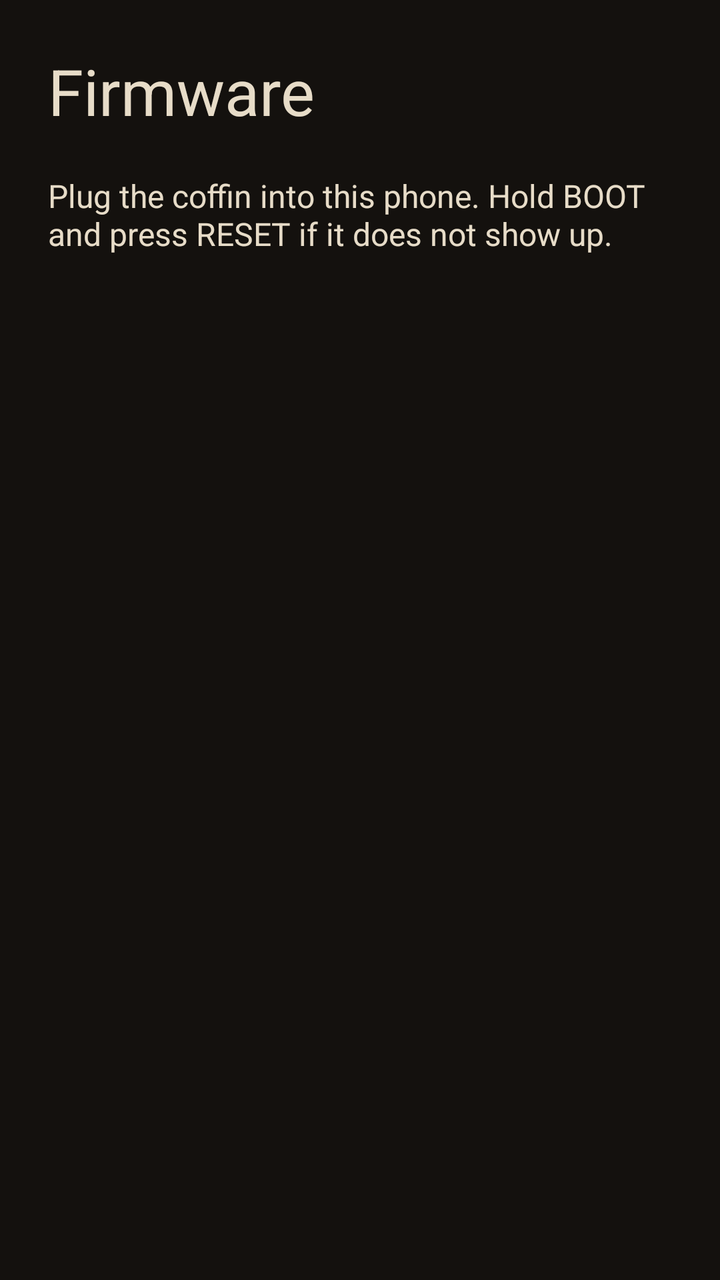
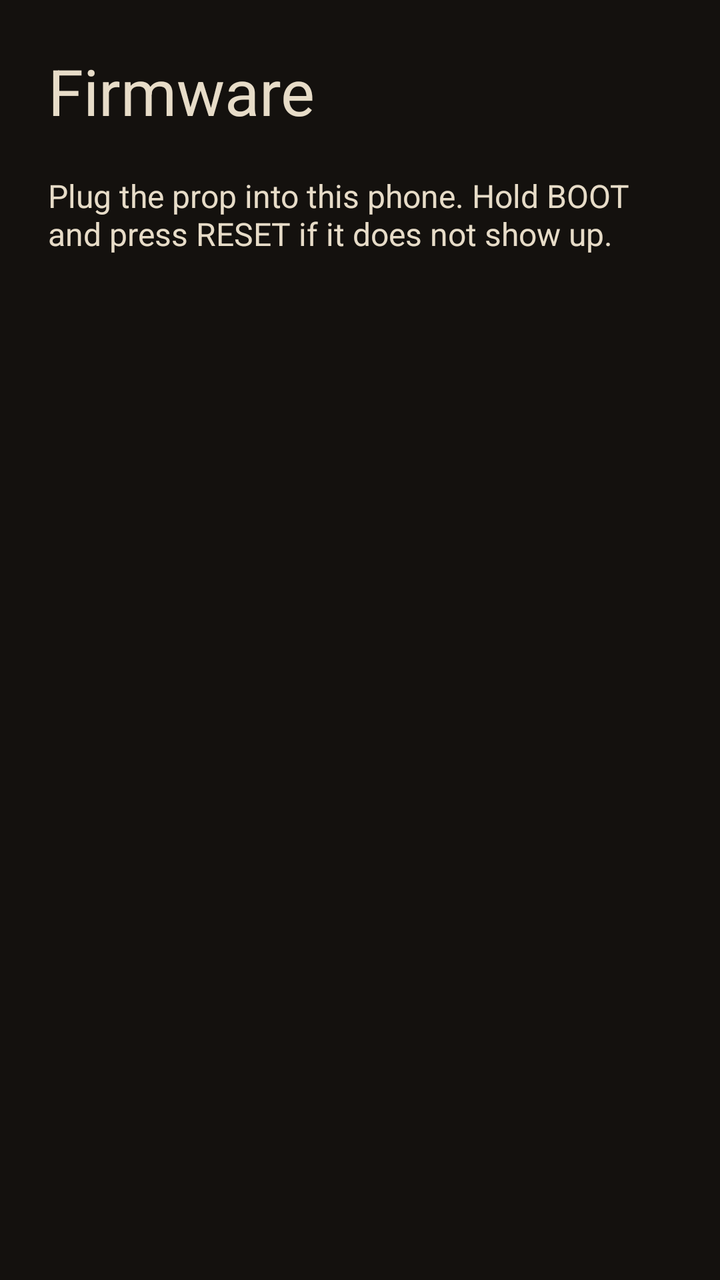

Screens rendered from an Android XML layout before and after an edit, with the pre-edit source and the edit as a unified diff.
<!-- AndroidManifest.xml: application theme Theme.Coffin -->
<!-- res/layout/activity_flash.xml -->
<?xml version="1.0" encoding="utf-8"?>
<LinearLayout xmlns:android="http://schemas.android.com/apk/res/android"
    android:layout_width="match_parent"
    android:layout_height="match_parent"
    android:background="@color/bg"
    android:orientation="vertical"
    android:padding="24dp">

    <TextView
        android:layout_width="match_parent"
        android:layout_height="wrap_content"
        android:paddingBottom="20dp"
        android:text="@string/flash_title"
        android:textColor="@color/bone"
        android:textSize="32sp" />

    <TextView
        android:id="@+id/status"
        android:layout_width="match_parent"
        android:layout_height="wrap_content"
        android:paddingBottom="20dp"
        android:text="@string/flash_wait"
        android:textColor="@color/bone"
        android:textSize="16sp" />

    <Button
        android:id="@+id/update"
        style="@style/Widget.Material3.Button"
        android:layout_width="match_parent"
        android:layout_height="wrap_content"
        android:backgroundTint="@color/open"
        android:text="@string/update_firmware"
        android:textColor="@color/bg"
        android:textSize="18sp"
        android:visibility="gone" />
</LinearLayout>
<!-- resources referenced by this layout -->
<resources>
  <color name="bg">#14110E</color>
  <color name="bone">#E7DCC8</color>
  <color name="open">#C4892A</color>
  <string name="flash_title">Firmware</string>
  <string name="flash_wait">Plug the coffin into this phone. Hold BOOT and press RESET if it does not show up.</string>
  <string name="update_firmware">Update firmware</string>
  <style name="Theme.Coffin" parent="Theme.Material3.Dark.NoActionBar">
          <item name="colorPrimary">@color/open</item>
          <item name="android:statusBarColor">@color/bg</item>
          <item name="android:navigationBarColor">@color/bg</item>
          <item name="android:windowBackground">@color/bg</item>
      </style>
</resources>

<!-- the commit's change to res/layout/activity_flash.xml (unified diff, before → after) -->
@@ -33,4 +33,26 @@
         android:textColor="@color/bg"
         android:textSize="18sp"
         android:visibility="gone" />
+
+    <Button
+        android:id="@+id/pack"
+        style="@style/Widget.Material3.Button"
+        android:layout_width="match_parent"
+        android:layout_height="wrap_content"
+        android:backgroundTint="@color/open"
+        android:text="@string/download_pack"
+        android:textColor="@color/bg"
+        android:textSize="18sp"
+        android:visibility="gone" />
+
+    <Button
+        android:id="@+id/browse"
+        style="@style/Widget.Material3.Button"
+        android:layout_width="match_parent"
+        android:layout_height="wrap_content"
+        android:backgroundTint="@color/open"
+        android:text="@string/open_drive"
+        android:textColor="@color/bg"
+        android:textSize="18sp"
+        android:visibility="gone" />
 </LinearLayout>
<!-- resource entries referenced after the edit -->
@@ -3,8 +3,10 @@
   <color name="bg">#14110E</color>
   <color name="bone">#E7DCC8</color>
   <color name="open">#C4892A</color>
+  <string name="download_pack">Download preset pack</string>
   <string name="flash_title">Firmware</string>
-  <string name="flash_wait">Plug the coffin into this phone. Hold BOOT and press RESET if it does not show up.</string>
+  <string name="flash_wait">Plug the prop into this phone. Hold BOOT and press RESET if it does not show up.</string>
+  <string name="open_drive">Open in file manager</string>
   <string name="update_firmware">Update firmware</string>
   <style name="Theme.Coffin" parent="Theme.Material3.Dark.NoActionBar">
           <item name="colorPrimary">@color/open</item>
